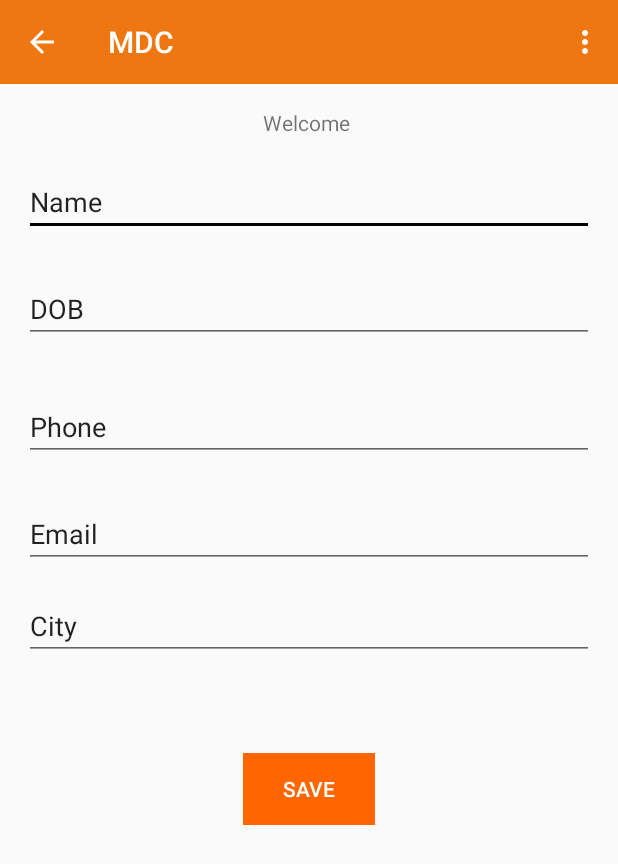
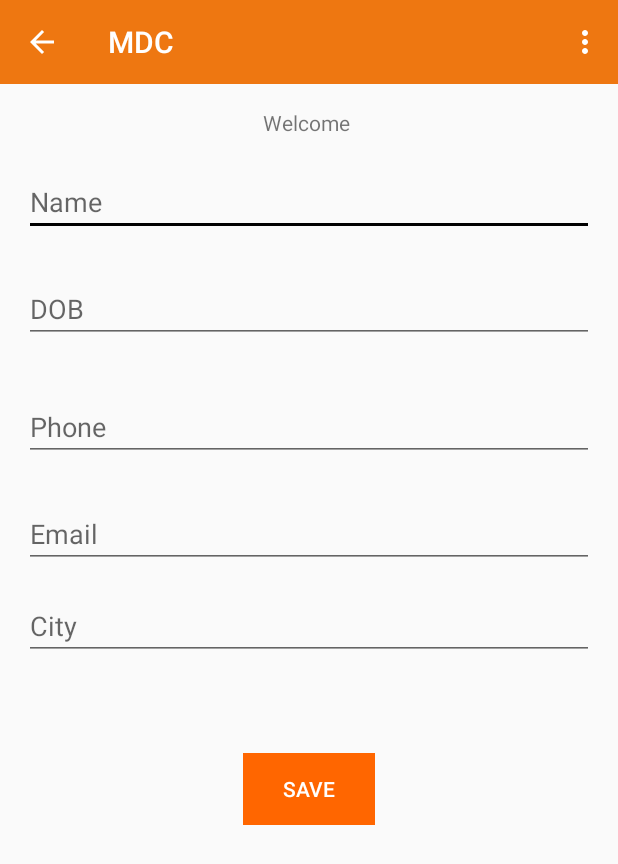
Before and after one commit to rtxing/mdc, an Android app: the ProfileEdit screen opened directly, with no data from a screen before it, after a tap on "SAVE", on a phone screen of 412 x 824 dp. Shown: the top 864 px of the screen. Run offline under Robolectric (Android 15) with nearby library versions, the phone set to English and light mode, and no system bars; our stand-ins replace Firebase (no records; nobody signed in at launch, a user with empty details on screens opened directly).

Commit message:
updated code

```diff
--- a/app/src/main/java/com/example/mdc/news/ProfileEdit.java
+++ b/app/src/main/java/com/example/mdc/news/ProfileEdit.java
@@ -18,7 +18,7 @@ import com.google.firebase.auth.FirebaseUser;
 import com.google.firebase.database.DatabaseReference;
 import com.google.firebase.database.FirebaseDatabase;
 
-public class ProfileEdit extends AppCompatActivity implements View.OnClickListener{
+public class ProfileEdit extends AppCompatActivity {
     private FirebaseAuth firebaseAuth;
     private DatabaseReference databaseReference;
     EditText etname,etemail,etphone,etcity,etdob;
@@ -66,10 +66,9 @@ public class ProfileEdit extends AppCompatActivity implements View.OnClickListen
 
         //adding listener to button
       // logout.setOnClickListener(this);
-      submit.setOnClickListener(this);
-    }
-    private void saveUserInformation() {
-        //Getting values from database
+      submit.setOnClickListener(new View.OnClickListener() {
+          @Override
+          public void onClick(View v) {
               String name = etname.getText().toString().trim();
               String dob = etdob.getText().toString().trim();
               String phone = etphone.getText().toString().trim();
@@ -82,6 +81,7 @@ public class ProfileEdit extends AppCompatActivity implements View.OnClickListen
               UserProfile userInformation = new UserProfile(user.getUid(), name, dob, phone, email, city);
 
               //getting the current logged in user
+              if (name != null && dob != null && phone != null && email != null && city != null) {
                   databaseReference.child(user.getUid()).child("name").setValue(name);
                   databaseReference.child(user.getUid()).child("dob").setValue(dob);
                   databaseReference.child(user.getUid()).child("phone").setValue(phone);
@@ -95,26 +95,19 @@ public class ProfileEdit extends AppCompatActivity implements View.OnClickListen
                   editor.commit();
 
                   //displaying a success toast
-         Toast.makeText(this, "Profile Updated...!!", Toast.LENGTH_LONG).show();
+                  Toast.makeText(ProfileEdit.this, "Profile Updated...!!", Toast.LENGTH_LONG).show();
+              }
+              else {
+                  Toast.makeText(ProfileEdit.this, "Enter all fields...!!", Toast.LENGTH_LONG).show();
+              }
+          }
+      });
+    }
+    private void saveUserInformation() {
+        //Getting values from database
+
     }
 
-    @Override
-    public void onClick(View view) {
-        //if logout is pressed
-    /*  if (view == logout) {
-            //logging out the user
-            firebaseAuth.signOut();
-            //closing activity
-            finish();
-            //starting login activity
-            startActivity(new Intent(this, LoginActivity.class));
-        }
-*/
-        if(view == submit){
-            saveUserInformation();
-        }
-
-    }
     @Override
     public boolean onCreateOptionsMenu(Menu menu) {
         // automatically handle clicks on the Home/Up button, so long
--- a/app/src/main/java/com/example/mdc/news/SignupActivity.java
+++ b/app/src/main/java/com/example/mdc/news/SignupActivity.java
@@ -1,5 +1,6 @@
 package com.example.mdc.news;
 
+import android.support.v4.app.ActivityCompat;
 import android.support.v7.app.AppCompatActivity;
 import android.os.Bundle;
 import android.view.Window;
@@ -96,7 +97,9 @@ public class SignupActivity extends AppCompatActivity {
                                     Toast.makeText(SignupActivity.this, "Authentication failed." + task.getException(),
                                             Toast.LENGTH_SHORT).show();
                                 } else {
-                                    startActivity(new Intent(SignupActivity.this, LoginActivity.class));
+                                    Intent i = new Intent(SignupActivity.this, LoginActivity.class);
+                                    Toast.makeText(getApplicationContext(), "Login again with credentials", Toast.LENGTH_SHORT).show();
+                                    ActivityCompat.startActivityForResult(SignupActivity.this, i, 0 , null);
                                     finish();
                                 }
                             }
--- a/app/src/main/res/layout/activity_login.xml
+++ b/app/src/main/res/layout/activity_login.xml
@@ -1,4 +1,5 @@
 <?xml version="1.0" encoding="utf-8"?>
+
 <LinearLayout xmlns:android="http://schemas.android.com/apk/res/android"
     android:layout_width="match_parent"
     android:background="@drawable/bg"
--- a/app/src/main/res/layout/activity_profile_edit.xml
+++ b/app/src/main/res/layout/activity_profile_edit.xml
@@ -18,7 +18,7 @@
         android:layout_width="wrap_content"
         android:layout_height="wrap_content"
         android:inputType="textPersonName"
-        android:text="DOB"
+        android:hint="DOB"
         android:ems="20"
         android:layout_below="@+id/et_name"
         android:layout_alignRight="@+id/et_name"
@@ -30,7 +30,7 @@
         android:layout_width="wrap_content"
         android:layout_height="wrap_content"
         android:inputType="textPersonName"
-        android:text="Phone"
+        android:hint="Phone"
         android:ems="20"
         android:layout_below="@+id/et_dob"
         android:layout_alignLeft="@+id/et_dob"
@@ -42,7 +42,7 @@
         android:layout_width="wrap_content"
         android:layout_height="wrap_content"
         android:inputType="textPersonName"
-        android:text="Email"
+        android:hint="Email"
         android:ems="20"
         android:layout_below="@+id/et_phone"
         android:layout_alignLeft="@+id/et_phone"
@@ -54,7 +54,7 @@
         android:layout_width="wrap_content"
         android:layout_height="wrap_content"
         android:inputType="textPersonName"
-        android:text="City"
+        android:hint="City"
         android:ems="20"
         android:layout_below="@+id/et_email"
         android:layout_alignRight="@+id/et_email"
@@ -66,7 +66,7 @@
         android:layout_width="wrap_content"
         android:layout_height="wrap_content"
         android:inputType="textPersonName"
-        android:text="Name"
+        android:hint="Name"
         android:ems="20"
         android:layout_marginTop="40dp"
 
```
Also changed, not shown: app/src/main/AndroidManifest.xml (+36 -18 lines), app/src/main/java/com/example/mdc/news/LoginActivity.java (+8 -3 lines), app/src/main/java/com/example/mdc/news/Newsmain.java (+8 -39 lines), app/src/main/res/layout/activity_signup.xml (+11 -3 lines). Lines whose indentation alone changed are shown as unchanged.
